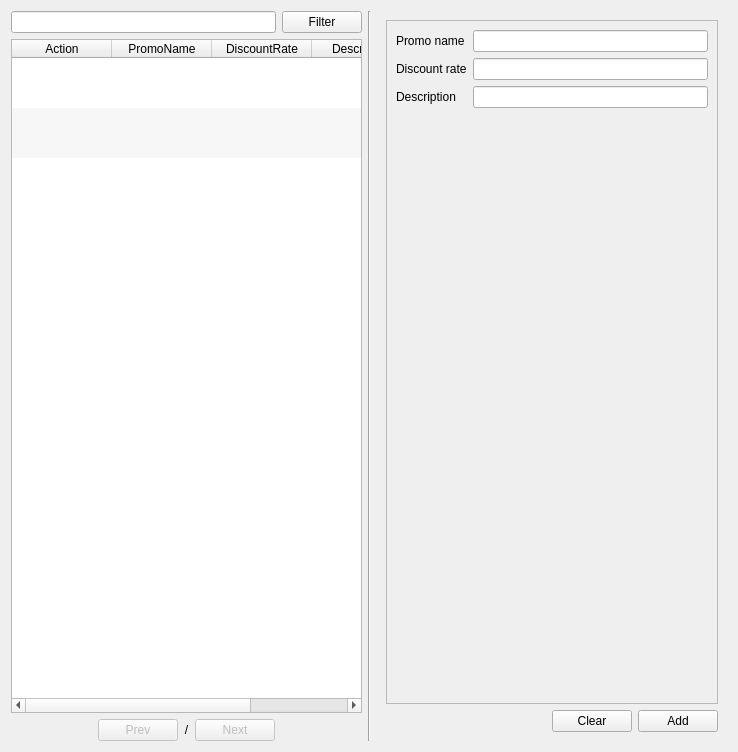
Above: app/views/templates/generated/ManageItemType.ui from rondalefloyd/mts-pos before the change. Below: the same form after it.
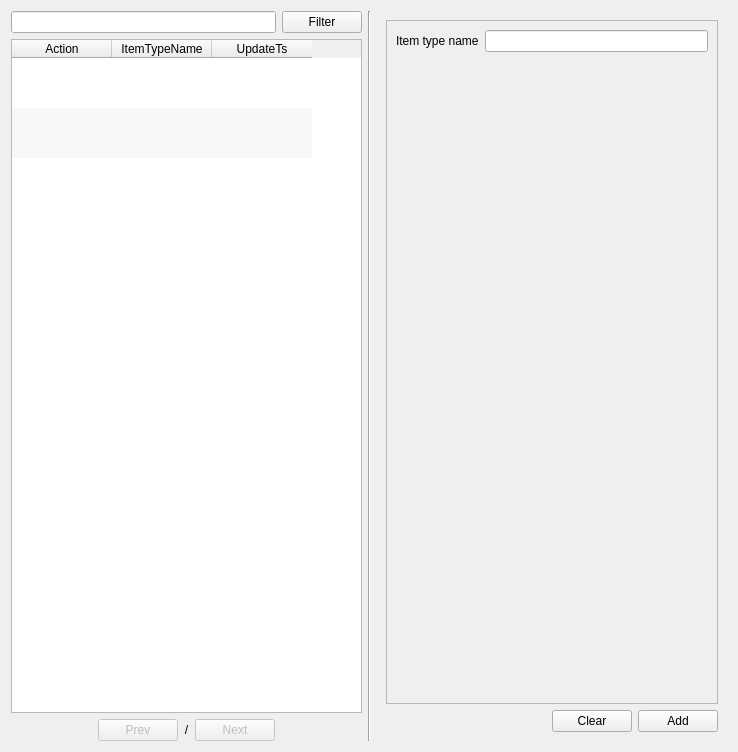
That is the form after the change.

What changed in the file:
```diff
--- a/app/views/templates/generated/ManageItemType.ui
+++ b/app/views/templates/generated/ManageItemType.ui
@@ -93,17 +93,7 @@
        </column>
        <column>
         <property name="text">
-         <string>PromoName</string>
-        </property>
-       </column>
-       <column>
-        <property name="text">
-         <string>DiscountRate</string>
-        </property>
-       </column>
-       <column>
-        <property name="text">
-         <string>Description</string>
+         <string>ItemTypeName</string>
         </property>
        </column>
        <column>
@@ -209,36 +199,12 @@
           <item row="0" column="0">
            <widget class="QLabel" name="label_3">
             <property name="text">
-             <string>Promo name</string>
+             <string>Item type name</string>
             </property>
            </widget>
           </item>
           <item row="0" column="1">
-           <widget class="QLineEdit" name="lineEditPromoName"/>
-          </item>
-          <item row="1" column="0">
-           <widget class="QLabel" name="label_2">
-            <property name="text">
-             <string>Discount rate</string>
-            </property>
-           </widget>
-          </item>
-          <item row="1" column="1">
-           <widget class="QLineEdit" name="lineEditDiscountRate">
-            <property name="alignment">
-             <set>Qt::AlignRight|Qt::AlignTrailing|Qt::AlignVCenter</set>
-            </property>
-           </widget>
-          </item>
-          <item row="2" column="0">
-           <widget class="QLabel" name="label">
-            <property name="text">
-             <string>Description</string>
-            </property>
-           </widget>
-          </item>
-          <item row="2" column="1">
-           <widget class="QLineEdit" name="lineEditDescription"/>
+           <widget class="QLineEdit" name="lineEditItemTypeName"/>
           </item>
          </layout>
         </widget>
```
Left out of the diff: 6 changed lines with no effect on the pictures.
